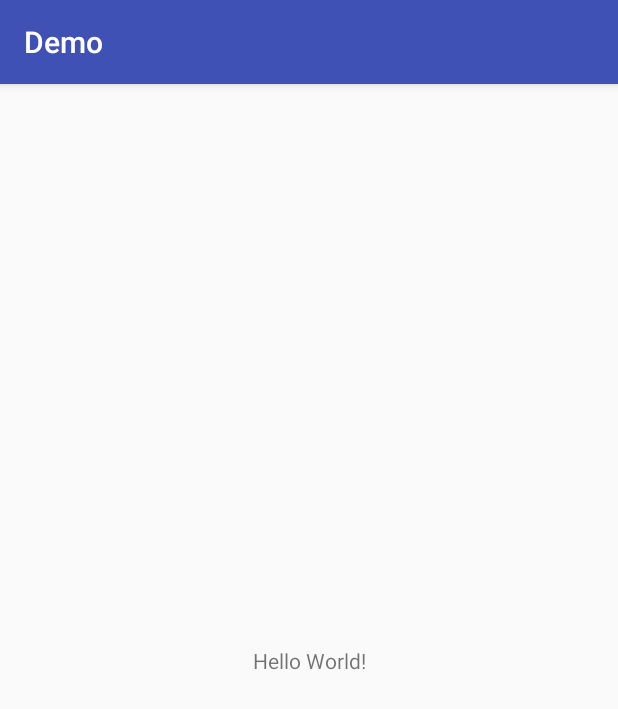
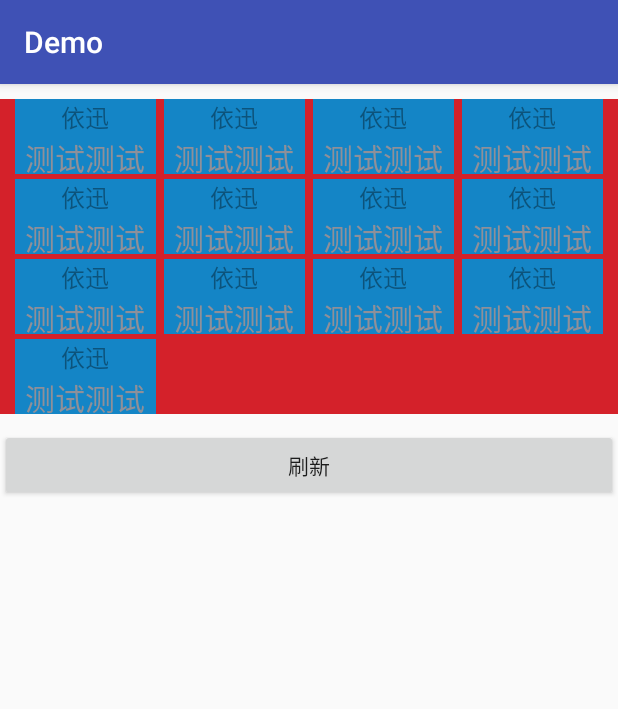
Before and after one commit to Xiaocai9527/ListLinearLayout, an Android app: the screen it shows after launch (MainActivity), on a phone screen of 412 x 824 dp. Shown: the top 709 px of the screen. Run offline under Robolectric (Android 15) with nearby library versions, the phone set to English and light mode, and no system bars.

Commit message:
更新,添加loadview

```diff
--- a/app/build.gradle
+++ b/app/build.gradle
@@ -5,7 +5,7 @@ android {
     buildToolsVersion "26.0.1"
     defaultConfig {
         applicationId "com.xiaocai.listLinearLayout"
-        minSdkVersion 15
+        minSdkVersion 16
         targetSdkVersion 26
         versionCode 1
         versionName "1.0"
@@ -27,4 +27,5 @@ dependencies {
     compile 'com.android.support:appcompat-v7:26.+'
     compile 'com.android.support.constraint:constraint-layout:1.0.2'
     testCompile 'junit:junit:4.12'
+    compile 'com.google.code.gson:gson:2.7'
 }
--- a/app/src/main/AndroidManifest.xml
+++ b/app/src/main/AndroidManifest.xml
@@ -3,6 +3,7 @@
           package="com.xiaocai.listLinearLayout">
 
     <application
+        android:name=".App"
         android:allowBackup="true"
         android:icon="@mipmap/ic_launcher"
         android:label="@string/app_name"
--- /dev/null
+++ b/app/src/main/java/com/xiaocai/listLinearLayout/App.java
@@ -0,0 +1,20 @@
+package com.xiaocai.listLinearLayout;
+
+import android.app.Application;
+
+import com.xiaocai.listLinearLayout.util.AppUtils;
+
+/**
+ * @author xiaokun
+ * @date 2017/12/5
+ */
+
+public class App extends Application
+{
+    @Override
+    public void onCreate()
+    {
+        super.onCreate();
+        AppUtils.init(this);
+    }
+}
--- a/app/src/main/java/com/xiaocai/listLinearLayout/MainActivity.java
+++ b/app/src/main/java/com/xiaocai/listLinearLayout/MainActivity.java
@@ -1,16 +1,132 @@
 package com.xiaocai.listLinearLayout;
 
+import android.content.SharedPreferences;
+import android.graphics.Color;
+import android.os.Bundle;
 import android.support.v7.app.AppCompatActivity;
-import android.os.Bundle;
+import android.view.View;
+import android.widget.TextView;
+import android.widget.Toast;
+
+import com.google.gson.Gson;
+import com.xiaocai.listLinearLayout.entity.TestData;
+import com.xiaocai.listLinearLayout.listlinear.LinearLayoutAdapter;
+import com.xiaocai.listLinearLayout.listlinear.ListLinearLayout;
+import com.xiaocai.listLinearLayout.loadingview.LoadingDialog;
+import com.xiaocai.listLinearLayout.util.AppUtils;
+import com.xiaocai.listLinearLayout.util.DimenUtils;
+
+import java.util.List;
 
 public class MainActivity extends AppCompatActivity
 {
+    private static final String CLICK_POSITION = "click_position";
+    private ListLinearLayout lineLayout;
+    private MyAdapter adapter;
+    private SharedPreferences mPref;
+    private String dataStr = "";
 
     @Override
     protected void onCreate(Bundle savedInstanceState)
     {
         super.onCreate(savedInstanceState);
         setContentView(R.layout.activity_main);
+        mPref = getSharedPreferences("data", MODE_PRIVATE);
+        initView();
+        initData();
+    }
+
+    private void initView()
+    {
+        lineLayout = (ListLinearLayout) findViewById(R.id.linear_layout);
+        lineLayout.setPaddingLeft(DimenUtils.dpToPxInt(10));
+        lineLayout.setPaddingRight(DimenUtils.dpToPxInt(10));
+        findViewById(R.id.btn_refresh).setOnClickListener(new View.OnClickListener()
+        {
+            @Override
+            public void onClick(View view)
+            {
+                mPref.edit().putInt(CLICK_POSITION, -1).commit();
+                final LoadingDialog loadingDialog = new LoadingDialog(MainActivity.this, "加载中...");
+                loadingDialog.show();
+                AppUtils.runOnUIDelayed(new Runnable()
+                {
+                    @Override
+                    public void run()
+                    {
+                        initData();
+                        loadingDialog.dismiss();
+                    }
+                }, 1500);
+            }
+        });
+    }
+
+    private void initData()
+    {
+        if (dataStr.equals(""))
+        {
+            dataStr = data2;
+        } else if (dataStr.equals(data2))
+        {
+            dataStr = data1;
+        } else if (dataStr.equals(data1))
+        {
+            dataStr = data2;
+        }
+        TestData testData = new Gson().fromJson(dataStr, TestData.class);
+        List<TestData.DataBean> data = testData.getData();
+        adapter = new MyAdapter(R.layout.item_test_linear_layout, data);
+        lineLayout.setAdapter(adapter);
+    }
+
+    @Override
+    protected void onStart()
+    {
+        super.onStart();
+    }
+
+    class MyAdapter extends LinearLayoutAdapter<TestData.DataBean>
+    {
+
+        public MyAdapter(int itemLayoutId, List<TestData.DataBean> data)
+        {
+            super(itemLayoutId, data);
+        }
+
+        @Override
+        public View getView(final int position)
+        {
+            View view = View.inflate(AppUtils.getAppContext(), getmItemLayoutId(), null);
+            TextView btn = (TextView) view.findViewById(R.id.text_view);
+//            View view = holder.getItemView();
+//            TextView btn = holder.getView(R.id.text_view);
+            btn.setText(getData().get(position).getName());
+            int clickPosition = mPref.getInt(CLICK_POSITION, -1);
+            if (clickPosition != -1 && clickPosition == position)
+            {
+                view.setBackgroundColor(Color.parseColor("#8C8C8C"));
+            }
+            view.setOnClickListener(new View.OnClickListener()
+            {
+                @Override
+                public void onClick(View view)
+                {
+                    mPref.edit().putInt(CLICK_POSITION, position).commit();
+                    refresh();
+                    Toast.makeText(AppUtils.getAppContext(), "点击了" + position, Toast.LENGTH_SHORT).show();
+                }
+            });
+            return view;
+        }
+    }
+
+    private void refresh()
+    {
+        TestData testData = new Gson().fromJson(data2, TestData.class);
+        List<TestData.DataBean> data = testData.getData();
+        adapter.setNewData(data);
+        lineLayout.setAdapter(adapter);
     }
 
     private String data = "{\n" +
--- /dev/null
+++ b/app/src/main/java/com/xiaocai/listLinearLayout/entity/TestData.java
@@ -0,0 +1,42 @@
+package com.xiaocai.listLinearLayout.entity;
+
+import java.util.List;
+
+/**
+ * @author xiaokun
+ * @date 2017/12/5
+ */
+
+public class TestData
+{
+    private List<DataBean> Data;
+
+    public List<DataBean> getData()
+    {
+        return Data;
+    }
+
+    public void setData(List<DataBean> Data)
+    {
+        this.Data = Data;
+    }
+
+    public static class DataBean
+    {
+        /**
+         * name : 依迅
+         */
+
+        private String name;
+
+        public String getName()
+        {
+            return name;
+        }
+
+        public void setName(String name)
+        {
+            this.name = name;
+        }
+    }
+}
--- a/app/src/main/java/com/xiaocai/listLinearLayout/ListLinearLayout.java
+++ b/app/src/main/java/com/xiaocai/listLinearLayout/listlinear/ListLinearLayout.java
@@ -1,4 +1,4 @@
-package com.xiaocai.listLinearLayout;
+package com.xiaocai.listLinearLayout.listlinear;
 
 import android.content.Context;
 import android.support.annotation.Nullable;
@@ -7,6 +7,8 @@ import android.view.View;
 import android.view.ViewGroup;
 import android.widget.LinearLayout;
 
+
+import com.xiaocai.listLinearLayout.util.DimenUtils;
 
 import java.util.List;
 
@@ -34,12 +36,21 @@ public class ListLinearLayout extends LinearLayout
      */
     private int lineSpacing = DimenUtils.dpToPxInt(3);
     /**
+     * 默认竖直间距5dp
+     */
+    private int rowSpacing = DimenUtils.dpToPxInt(5);
+    /**
      * LinearLayout的最大宽度
      */
     private int MAX_WIDTH = 0;
 
     private int paddingLeft = 0;
     private int paddingRight = 0;
+    /**
+     * item的默认高度
+     */
+    private int itemHeight = DimenUtils.dpToPxInt(50);
+
 
     public ListLinearLayout(Context context)
     {
@@ -53,6 +64,10 @@ public class ListLinearLayout extends LinearLayout
 
     public void setAdapter(LinearLayoutAdapter adapter)
     {
+        if (adapter == null)
+        {
+            return;
+        }
         this.mAdapter = adapter;
         setOrientation(oriention);
         inflateView();
@@ -100,21 +115,20 @@ public class ListLinearLayout extends LinearLayout
              */
             for (int j = 0; j < currentColumn; j++)
             {
-                int itemWidth = (MAX_WIDTH - paddingLeft - paddingRight - 3 * lineSpacing) / 4;
-                LayoutParams layoutParams = new LayoutParams(itemWidth, ViewGroup.LayoutParams.MATCH_PARENT);
+                int itemWidth = (MAX_WIDTH - paddingLeft - paddingRight - (mColumn - 1) * rowSpacing) / mColumn;
+                LayoutParams layoutParams = new LayoutParams(itemWidth, itemHeight);
                 if (j == 0)
                 {
                     layoutParams.setMargins(paddingLeft, 0, 0, 0);
-                } else if (j == 3)
+                } else if (j == (mColumn - 1))
                 {
-                    layoutParams.setMargins(lineSpacing, 0, paddingRight, 0);
+                    layoutParams.setMargins(rowSpacing, 0, paddingRight, 0);
                 } else
                 {
-                    layoutParams.setMargins(lineSpacing, 0, 0, 0);
+                    layoutParams.setMargins(rowSpacing, 0, 0, 0);
                 }
-                int position = i * mColumn + currentColumn;
-
-                View view = mAdapter.getView(position - 1);
+                int position = i * mColumn + j;
+                View view = mAdapter.getView(position);
                 view.setLayoutParams(layoutParams);
                 linearLayout.addView(view);
             }
@@ -129,7 +143,6 @@ public class ListLinearLayout extends LinearLayout
             int width = measureWidth(widthMeasureSpec);
             if (width > 0)
             {
-
                 MAX_WIDTH = width;
                 inflateView();
             }
@@ -157,6 +170,16 @@ public class ListLinearLayout extends LinearLayout
             result = Math.min(result, size);
         }
         return result;
+    }
+
+    public int getRowSpacing()
+    {
+        return rowSpacing;
+    }
+
+    public void setRowSpacing(int rowSpacing)
+    {
+        this.rowSpacing = rowSpacing;
     }
 
     public int getmColumn()
@@ -200,6 +223,11 @@ public class ListLinearLayout extends LinearLayout
         this.paddingLeft = paddingLeft;
     }
 
+    public void setItemHeight(int itemHeight)
+    {
+        this.itemHeight = itemHeight;
+    }
+
     @Override
     public int getPaddingRight()
     {
--- /dev/null
+++ b/app/src/main/java/com/xiaocai/listLinearLayout/listlinear/ViewHolder.java
@@ -0,0 +1,42 @@
+package com.xiaocai.listLinearLayout.listlinear;
+
+import android.util.SparseArray;
+import android.view.View;
+
+/**
+ * @author xiaokun
+ * @date 2017/12/5
+ */
+
+public class ViewHolder
+{
+    private View itemView;
+    private SparseArray<View> mViews;
+
+    public ViewHolder(View itemView)
+    {
+        this.itemView = itemView;
+        mViews = new SparseArray<>();
+    }
+
+    public <T extends View> T getView(int resId)
+    {
+        View view = mViews.get(resId);
+        if (view == null)
+        {
+            view = itemView.findViewById(resId);
+            mViews.put(resId, view);
+        }
+        return (T) view;
+    }
+
+    public View getItemView()
+    {
+        return itemView;
+    }
+
+    public void setItemView(View itemView)
+    {
+        this.itemView = itemView;
+    }
+}
--- a/app/src/main/java/com/xiaocai/listLinearLayout/AppUtils.java
+++ b/app/src/main/java/com/xiaocai/listLinearLayout/util/AppUtils.java
@@ -27,7 +27,7 @@
  */
 
 
-package com.xiaocai.listLinearLayout;
+package com.xiaocai.listLinearLayout.util;
 
 import android.content.Context;
 import android.content.res.AssetManager;
--- a/app/src/main/java/com/xiaocai/listLinearLayout/DimenUtils.java
+++ b/app/src/main/java/com/xiaocai/listLinearLayout/util/DimenUtils.java
@@ -1,4 +1,4 @@
-package com.xiaocai.listLinearLayout;
+package com.xiaocai.listLinearLayout.util;
 
 import android.content.Context;
 import android.util.DisplayMetrics;
--- a/app/src/main/res/layout/activity_main.xml
+++ b/app/src/main/res/layout/activity_main.xml
@@ -1,19 +1,23 @@
 <?xml version="1.0" encoding="utf-8"?>
-<android.support.constraint.ConstraintLayout
+<LinearLayout
     xmlns:android="http://schemas.android.com/apk/res/android"
-    xmlns:app="http://schemas.android.com/apk/res-auto"
-    xmlns:tools="http://schemas.android.com/tools"
     android:layout_width="match_parent"
     android:layout_height="match_parent"
-    tools:context="com.xiaocai.listLinearLayout.MainActivity">
+    android:orientation="vertical">
 
-    <TextView
-        android:layout_width="wrap_content"
+    <com.xiaocai.listLinearLayout.listlinear.ListLinearLayout
+        android:id="@+id/linear_layout"
+        android:layout_width="match_parent"
         android:layout_height="wrap_content"
-        android:text="Hello World!"
-        app:layout_constraintBottom_toBottomOf="parent"
-        app:layout_constraintLeft_toLeftOf="parent"
-        app:layout_constraintRight_toRightOf="parent"
-        app:layout_constraintTop_toTopOf="parent"/>
+        android:layout_marginTop="10dp"
+        android:background="#FFD4212A"
+        android:orientation="vertical"/>
 
-</android.support.constraint.ConstraintLayout>
+    <Button
+        android:id="@+id/btn_refresh"
+        android:layout_width="match_parent"
+        android:layout_height="wrap_content"
+        android:layout_marginTop="10dp"
+        android:text="刷新"/>
+
+</LinearLayout>
--- /dev/null
+++ b/app/src/main/res/layout/item_test_linear_layout.xml
@@ -0,0 +1,23 @@
+<?xml version="1.0" encoding="utf-8"?>
+<LinearLayout xmlns:android="http://schemas.android.com/apk/res/android"
+              android:id="@+id/linear_layout"
+              android:layout_width="match_parent"
+              android:layout_height="50dp"
+              android:background="#1485C6"
+              android:orientation="vertical">
+
+    <TextView
+        android:id="@+id/text_view"
+        android:layout_width="match_parent"
+        android:layout_height="wrap_content"
+        android:gravity="center"
+        android:textColor="#60000000"
+        android:textSize="16sp"/>
+
+    <TextView
+        android:layout_width="match_parent"
+        android:layout_height="match_parent"
+        android:gravity="center"
+        android:text="测试测试"
+        android:textSize="20sp"/>
+</LinearLayout>
```
Also changed, not shown: app/src/main/java/com/xiaocai/listLinearLayout/listlinear/LinearLayoutAdapter.java (renamed from app/src/main/java/com/xiaocai/listLinearLayout/LinearLayoutAdapter.java, +23 -2 lines), app/src/main/java/com/xiaocai/listLinearLayout/loadingview/GraduallyTextView.java (added, +204 -0 lines), app/src/main/java/com/xiaocai/listLinearLayout/loadingview/LoadingDialog.java (added, +79 -0 lines), app/src/main/res/drawable/dialog_bg.xml (added, +9 -0 lines), app/src/main/res/layout/loading_dialog_view.xml (added, +29 -0 lines), app/src/main/res/values/styles.xml (+10 -0 lines), 2 other files.
